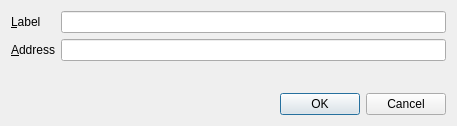
Before: the Qt Designer form src/qt/forms/editaddressdialog.ui in industrialcoinmagic/crave, drawn with Qt 5.
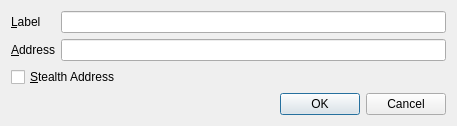
After: the same form once the commit is applied.

The edit to the form file:
```diff
--- a/src/qt/forms/editaddressdialog.ui
+++ b/src/qt/forms/editaddressdialog.ui
@@ -53,6 +53,13 @@
        </property>
       </widget>
      </item>
+     <item row="2" column="0" colspan="2">
+      <widget class="QCheckBox" name="stealthCB">
+       <property name="text">
+        <string>&amp;Stealth Address</string>
+       </property>
+      </widget>
+     </item>
     </layout>
    </item>
    <item>
```
